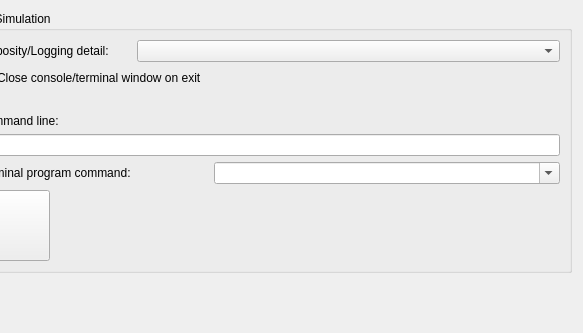
The window that MasterSimulatorUI/src/MSIMViewSimulation.ui (ghorwin/MasterSim) describes before a commit, drawn with Qt 5; both pictures show x 438 to 1021 and y 0 to 333 of the 1021 by 632 pixel window.
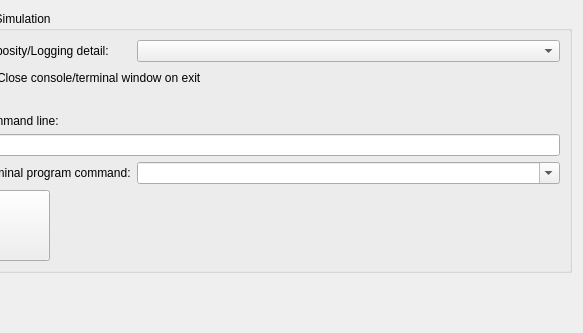
The same window after the commit. Icons and pictures are not drawn.

Patch:
```diff
--- a/MasterSimulatorUI/src/MSIMViewSimulation.ui
+++ b/MasterSimulatorUI/src/MSIMViewSimulation.ui
@@ -260,24 +260,17 @@
       </item>
       <item row="5" column="0">
        <widget class="QLabel" name="labelTerminalCommand">
+        <property name="sizePolicy">
+         <sizepolicy hsizetype="Maximum" vsizetype="Preferred">
+          <horstretch>0</horstretch>
+          <verstretch>0</verstretch>
+         </sizepolicy>
+        </property>
         <property name="text">
          <string>Terminal program command:</string>
         </property>
        </widget>
       </item>
-      <item row="5" column="2">
-       <widget class="QComboBox" name="comboBoxTerminalCommand">
-        <property name="sizePolicy">
-         <sizepolicy hsizetype="Expanding" vsizetype="Fixed">
-          <horstretch>0</horstretch>
-          <verstretch>0</verstretch>
-         </sizepolicy>
-        </property>
-        <property name="editable">
-         <bool>true</bool>
-        </property>
-       </widget>
-      </item>
       <item row="6" column="0" colspan="3">
        <layout class="QHBoxLayout" name="horizontalLayout">
         <item>
@@ -345,6 +338,19 @@
         </property>
        </widget>
       </item>
+      <item row="5" column="1" colspan="2">
+       <widget class="QComboBox" name="comboBoxTerminalCommand">
+        <property name="sizePolicy">
+         <sizepolicy hsizetype="Expanding" vsizetype="Fixed">
+          <horstretch>0</horstretch>
+          <verstretch>0</verstretch>
+         </sizepolicy>
+        </property>
+        <property name="editable">
+         <bool>true</bool>
+        </property>
+       </widget>
+      </item>
      </layout>
     </widget>
    </item>
```
